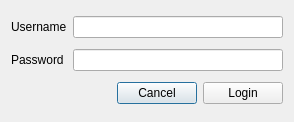
Before: the Qt Designer form client/ui/login.ui in lemauanhphong/Ciphertext-Policy-Attribute-Based-Encryption-On-Cloud-Based-Electronic-Health-Record-Storage, drawn with Qt 5.
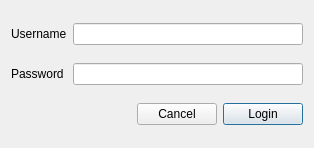
After: the same form once the commit is applied.

The edit to the form file:
```diff
--- a/client/ui/login.ui
+++ b/client/ui/login.ui
@@ -6,24 +6,34 @@
    <rect>
     <x>0</x>
     <y>0</y>
-    <width>294</width>
-    <height>122</height>
+    <width>314</width>
+    <height>148</height>
    </rect>
   </property>
+  <property name="minimumSize">
+   <size>
+    <width>314</width>
+    <height>148</height>
+   </size>
+  </property>
   <property name="windowTitle">
    <string>Login</string>
   </property>
   <layout class="QGridLayout" name="gridLayout">
-   <item row="1" column="1">
-    <widget class="QLineEdit" name="le_password"/>
-   </item>
-   <item row="1" column="0">
+   <item row="2" column="0">
     <widget class="QLabel" name="label_2">
      <property name="text">
       <string>Password</string>
      </property>
     </widget>
    </item>
+   <item row="2" column="1">
+    <widget class="QLineEdit" name="le_password">
+     <property name="echoMode">
+      <enum>QLineEdit::Password</enum>
+     </property>
+    </widget>
+   </item>
    <item row="0" column="0">
     <widget class="QLabel" name="label">
      <property name="text">
@@ -34,7 +44,7 @@
    <item row="0" column="1">
     <widget class="QLineEdit" name="le_username"/>
    </item>
-   <item row="2" column="1">
+   <item row="3" column="1">
     <layout class="QHBoxLayout" name="horizontalLayout">
      <item>
       <spacer name="horizontalSpacer">
@@ -43,8 +53,8 @@
        </property>
        <property name="sizeHint" stdset="0">
         <size>
-         <width>40</width>
-         <height>20</height>
+         <width>0</width>
+         <height>0</height>
         </size>
        </property>
       </spacer>
@@ -54,6 +64,9 @@
        <property name="text">
         <string>Cancel</string>
        </property>
+       <property name="autoDefault">
+        <bool>false</bool>
+       </property>
       </widget>
      </item>
      <item>
```
